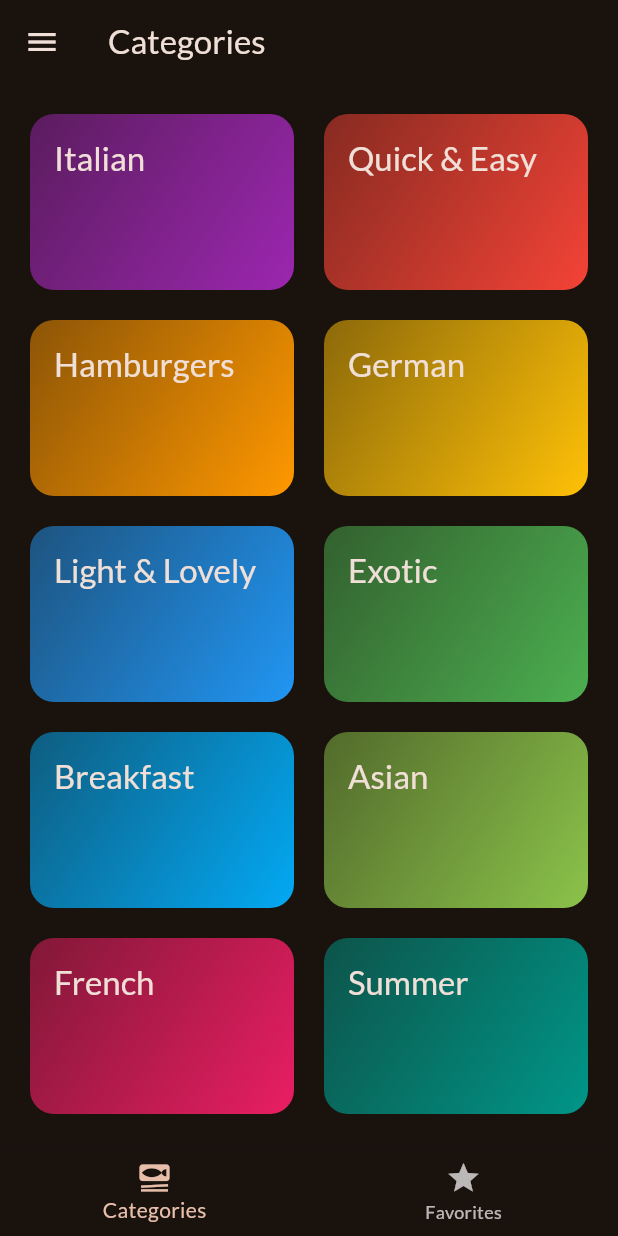
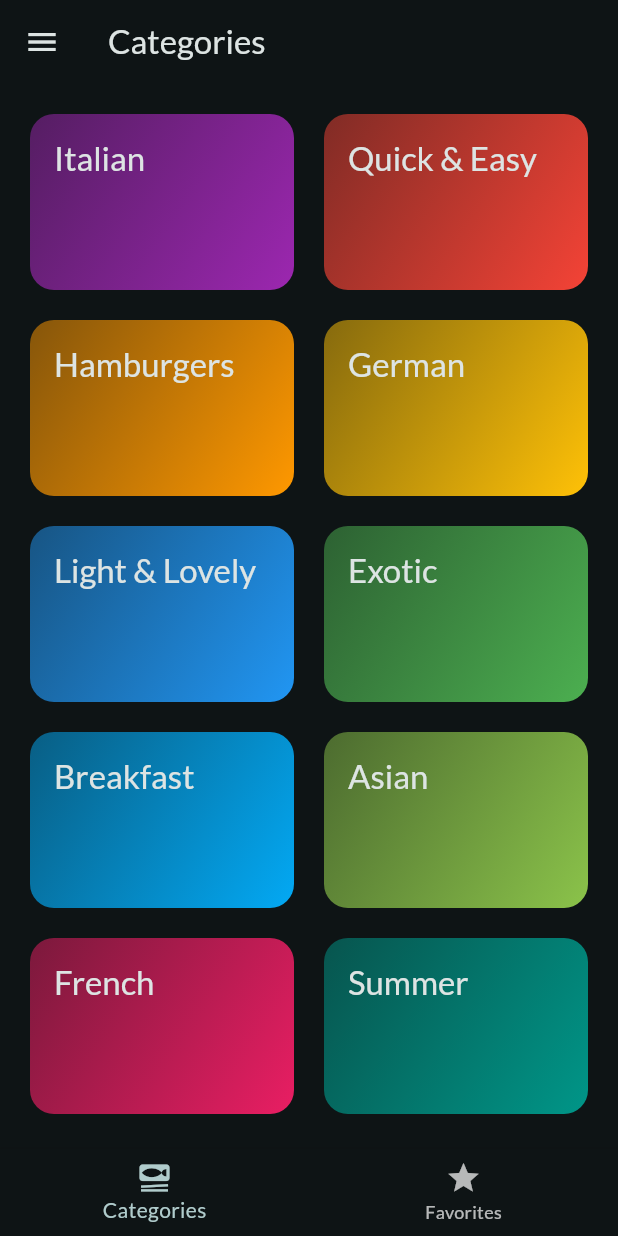
Before and after one commit to mominul/fluttering, a Flutter app: the screen it shows after launch, on a phone screen of 412 x 824 dp. Run offline on Flutter 3.47's test engine with Material 3 defaults, Android fonts, the light colour scheme and no system bars; our stand-ins replace flutter_riverpod, google_fonts, transparent_image.

Commit message:
Animations in meals app :sparkles:

```diff
--- a/meals/lib/main.dart
+++ b/meals/lib/main.dart
@@ -5,10 +5,9 @@
 import 'package:meals/screens/tabs.dart';
 
 final theme = ThemeData(
-  useMaterial3: true,
   colorScheme: ColorScheme.fromSeed(
     brightness: Brightness.dark,
-    seedColor: const Color.fromARGB(255, 131, 57, 0),
+    seedColor: const Color.fromARGB(255, 22, 156, 158),
   ),
   textTheme: GoogleFonts.latoTextTheme(),
 );
--- a/meals/lib/screens/categories.dart
+++ b/meals/lib/screens/categories.dart
@@ -6,13 +6,37 @@ import 'package:meals/models/category.dart';
 import 'package:meals/data/dummy_data.dart';
 import 'package:meals/widgets/category_grid_items.dart';
 
-class CategoriesScreen extends StatelessWidget {
+class CategoriesScreen extends StatefulWidget {
   const CategoriesScreen({super.key, required this.filteredMeals});
 
   final List<Meal> filteredMeals;
 
+  @override
+  _CategoriesScreenState createState() => _CategoriesScreenState();
+}
+
+class _CategoriesScreenState extends State<CategoriesScreen>
+    with SingleTickerProviderStateMixin {
+  late AnimationController _animationController;
+
+  @override
+  void initState() {
+    super.initState();
+    _animationController = AnimationController(
+      vsync: this,
+      duration: const Duration(milliseconds: 400),
+    );
+    _animationController.forward();
+  }
+
+  @override
+  void dispose() {
+    _animationController.dispose();
+    super.dispose();
+  }
+
   void _selectCategory(context, Category category) {
-    final filtered = filteredMeals.where((meal) {
+    final filtered = widget.filteredMeals.where((meal) {
       return meal.categories.contains(category.id);
     }).toList();
     Navigator.of(context).push(MaterialPageRoute(builder: (ctx) {
@@ -25,10 +49,13 @@ class CategoriesScreen extends StatelessWidget {
 
   @override
   Widget build(BuildContext context) {
-    return GridView(
+    final count = MediaQuery.of(context).size.width > 600 ? 3 : 2;
+    return AnimatedBuilder(
+        animation: _animationController,
+        child: GridView(
           padding: const EdgeInsets.all(20),
-      gridDelegate: const SliverGridDelegateWithFixedCrossAxisCount(
-        crossAxisCount: 2,
+          gridDelegate: SliverGridDelegateWithFixedCrossAxisCount(
+            crossAxisCount: count,
             childAspectRatio: 3 / 2,
             crossAxisSpacing: 20,
             mainAxisSpacing: 20,
@@ -40,6 +67,14 @@ class CategoriesScreen extends StatelessWidget {
                 onTap: () => _selectCategory(context, category),
               ),
           ],
-    );
+        ),
+        builder: (ctx, child) => SlideTransition(
+              position: Tween(
+                begin: const Offset(0, 0.3),
+                end: const Offset(0, 0),
+              ).animate(CurvedAnimation(
+                  parent: _animationController, curve: Curves.easeInOut)),
+              child: child,
+            ));
   }
 }
```
Also changed, not shown: meals/lib/screens/meal_details.dart (+26 -8 lines), meals/lib/widgets/meal_item.dart (+9 -6 lines). Lines whose indentation alone changed are shown as unchanged.
